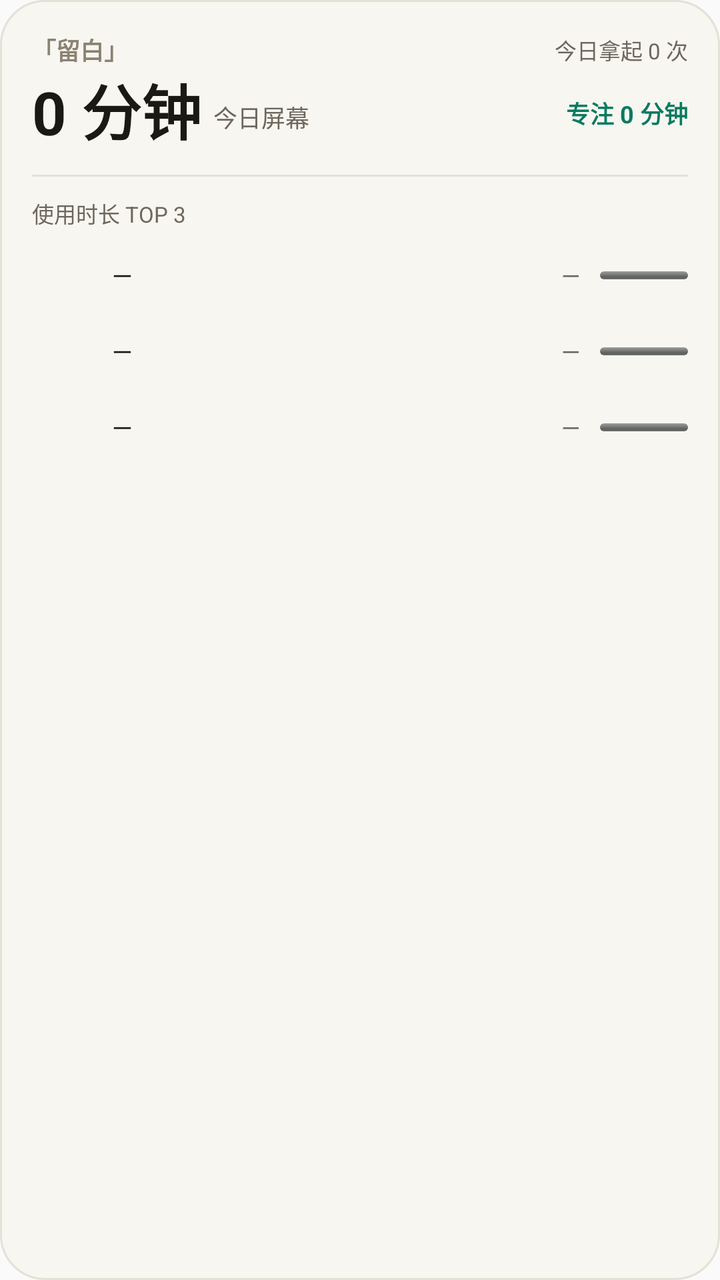
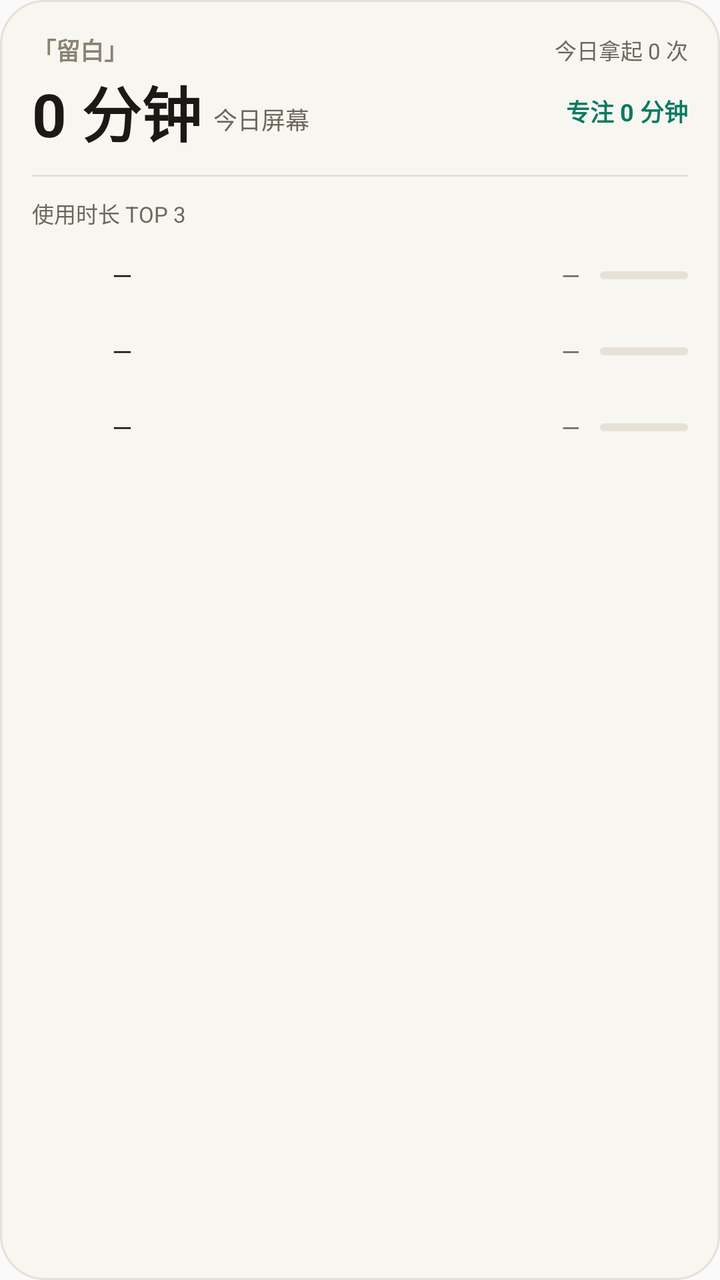

Two renders of the same Android screen: before a commit and after it. Below are the layout's source before the change and the commit's diff.
<!-- AndroidManifest.xml: application theme Theme.Liubai -->
<!-- res/layout/widget_large.xml -->
<?xml version="1.0" encoding="utf-8"?>
<LinearLayout xmlns:android="http://schemas.android.com/apk/res/android"
    android:id="@android:id/background"
    android:layout_width="match_parent"
    android:layout_height="match_parent"
    android:orientation="vertical"
    android:padding="16dp"
    android:background="@drawable/widget_bg">

    
    <LinearLayout
        android:layout_width="match_parent"
        android:layout_height="wrap_content"
        android:orientation="horizontal"
        android:gravity="center_vertical">

        <TextView
            android:layout_width="wrap_content"
            android:layout_height="wrap_content"
            android:text="「留白」"
            android:textSize="12sp"
            android:textStyle="bold"
            android:textColor="#8A8272" />

        <View
            android:layout_width="0dp"
            android:layout_height="1dp"
            android:layout_weight="1" />

        <TextView
            android:id="@+id/widget_pickup"
            android:layout_width="wrap_content"
            android:layout_height="wrap_content"
            android:text="今日拿起 0 次"
            android:textSize="11sp"
            android:textColor="#6E675C" />
    </LinearLayout>

    
    <LinearLayout
        android:layout_width="match_parent"
        android:layout_height="wrap_content"
        android:orientation="horizontal"
        android:baselineAligned="true"
        android:gravity="bottom">

        <TextView
            android:id="@+id/widget_screen"
            android:layout_width="wrap_content"
            android:layout_height="wrap_content"
            android:text="0 分钟"
            android:textSize="30sp"
            android:textStyle="bold"
            android:textColor="#1B1915" />

        <TextView
            android:layout_width="wrap_content"
            android:layout_height="wrap_content"
            android:layout_marginStart="6dp"
            android:layout_marginBottom="4dp"
            android:text="今日屏幕"
            android:textSize="12sp"
            android:textColor="#6E675C" />

        <View
            android:layout_width="0dp"
            android:layout_height="1dp"
            android:layout_weight="1" />

        <TextView
            android:id="@+id/widget_focus"
            android:layout_width="wrap_content"
            android:layout_height="wrap_content"
            android:layout_marginBottom="6dp"
            android:text="专注 0 分钟"
            android:textSize="12sp"
            android:textStyle="bold"
            android:textColor="#0A7A61" />
    </LinearLayout>

    <View
        android:layout_width="match_parent"
        android:layout_height="1dp"
        android:layout_marginVertical="10dp"
        android:background="#E6E1D6" />

    <TextView
        android:layout_width="wrap_content"
        android:layout_height="wrap_content"
        android:text="使用时长 TOP 3"
        android:textSize="11sp"
        android:textColor="#6E675C" />

    
    <LinearLayout
        android:id="@+id/top_row_1"
        android:layout_width="match_parent"
        android:layout_height="wrap_content"
        android:layout_marginTop="8dp"
        android:orientation="horizontal"
        android:gravity="center_vertical">

        <ImageView
            android:id="@+id/top_icon_1"
            android:layout_width="30dp"
            android:layout_height="30dp"
            android:layout_marginEnd="10dp"
            android:contentDescription="应用图标" />

        <TextView
            android:id="@+id/top_name_1"
            android:layout_width="0dp"
            android:layout_height="wrap_content"
            android:layout_weight="1"
            android:ellipsize="end"
            android:maxLines="1"
            android:text="—"
            android:textSize="13sp"
            android:textColor="#1B1915" />

        <TextView
            android:id="@+id/top_time_1"
            android:layout_width="wrap_content"
            android:layout_height="wrap_content"
            android:layout_marginEnd="10dp"
            android:text="—"
            android:textSize="12sp"
            android:textColor="#6E675C" />

        <ProgressBar
            android:id="@+id/top_bar_1"
            style="@android:style/Widget.ProgressBar.Horizontal"
            android:layout_width="44dp"
            android:layout_height="4dp"
            android:max="100"
            android:progress="0"
            android:progressTint="#0A7A61" />
    </LinearLayout>

    
    <LinearLayout
        android:id="@+id/top_row_2"
        android:layout_width="match_parent"
        android:layout_height="wrap_content"
        android:layout_marginTop="8dp"
        android:orientation="horizontal"
        android:gravity="center_vertical">

        <ImageView
            android:id="@+id/top_icon_2"
            android:layout_width="30dp"
            android:layout_height="30dp"
            android:layout_marginEnd="10dp"
            android:contentDescription="应用图标" />

        <TextView
            android:id="@+id/top_name_2"
            android:layout_width="0dp"
            android:layout_height="wrap_content"
            android:layout_weight="1"
            android:ellipsize="end"
            android:maxLines="1"
            android:text="—"
            android:textSize="13sp"
            android:textColor="#1B1915" />

        <TextView
            android:id="@+id/top_time_2"
            android:layout_width="wrap_content"
            android:layout_height="wrap_content"
            android:layout_marginEnd="10dp"
            android:text="—"
            android:textSize="12sp"
            android:textColor="#6E675C" />

        <ProgressBar
            android:id="@+id/top_bar_2"
            style="@android:style/Widget.ProgressBar.Horizontal"
            android:layout_width="44dp"
            android:layout_height="4dp"
            android:max="100"
            android:progress="0"
            android:progressTint="#C4BFB2" />
    </LinearLayout>

    
    <LinearLayout
        android:id="@+id/top_row_3"
        android:layout_width="match_parent"
        android:layout_height="wrap_content"
        android:layout_marginTop="8dp"
        android:orientation="horizontal"
        android:gravity="center_vertical">

        <ImageView
            android:id="@+id/top_icon_3"
            android:layout_width="30dp"
            android:layout_height="30dp"
            android:layout_marginEnd="10dp"
            android:contentDescription="应用图标" />

        <TextView
            android:id="@+id/top_name_3"
            android:layout_width="0dp"
            android:layout_height="wrap_content"
            android:layout_weight="1"
            android:ellipsize="end"
            android:maxLines="1"
            android:text="—"
            android:textSize="13sp"
            android:textColor="#1B1915" />

        <TextView
            android:id="@+id/top_time_3"
            android:layout_width="wrap_content"
            android:layout_height="wrap_content"
            android:layout_marginEnd="10dp"
            android:text="—"
            android:textSize="12sp"
            android:textColor="#6E675C" />

        <ProgressBar
            android:id="@+id/top_bar_3"
            style="@android:style/Widget.ProgressBar.Horizontal"
            android:layout_width="44dp"
            android:layout_height="4dp"
            android:max="100"
            android:progress="0"
            android:progressTint="#C4BFB2" />
    </LinearLayout>

    
    <TextView
        android:id="@+id/top_empty"
        android:layout_width="match_parent"
        android:layout_height="0dp"
        android:layout_weight="1"
        android:gravity="center"
        android:text="开启「使用情况访问」后，这里显示今日耗时最多的三个应用"
        android:textSize="11sp"
        android:textColor="#8A8272"
        android:visibility="gone" />
</LinearLayout>
<!-- resources referenced by this layout -->
<resources>
  <!-- drawable widget_bg (drawable) -->
  <?xml version="1.0" encoding="utf-8"?>
  <shape xmlns:android="http://schemas.android.com/apk/res/android" android:shape="rectangle">
      <solid android:color="#F8F6F1" />
      <corners android:radius="22dp" />
      <stroke android:width="1dp" android:color="#E6E1D6" />
  </shape>
  <style name="Theme.Liubai" parent="android:Theme.Material.Light.NoActionBar">
          <item name="android:statusBarColor">@android:color/transparent</item>
          <item name="android:windowLightStatusBar">true</item>
          <item name="android:navigationBarColor">@android:color/transparent</item>
      </style>
</resources>

<!-- the commit's change to res/layout/widget_large.xml (unified diff, before → after) -->
@@ -41,8 +41,7 @@
         android:layout_width="match_parent"
         android:layout_height="wrap_content"
         android:orientation="horizontal"
-        android:baselineAligned="true"
-        android:gravity="bottom">
+        android:gravity="center_vertical">
 
         <TextView
             android:id="@+id/widget_screen"
@@ -57,7 +56,7 @@
             android:layout_width="wrap_content"
             android:layout_height="wrap_content"
             android:layout_marginStart="6dp"
-            android:layout_marginBottom="4dp"
+            android:layout_marginTop="4dp"
             android:text="今日屏幕"
             android:textSize="12sp"
             android:textColor="#6E675C" />
@@ -71,7 +70,6 @@
             android:id="@+id/widget_focus"
             android:layout_width="wrap_content"
             android:layout_height="wrap_content"
-            android:layout_marginBottom="6dp"
             android:text="专注 0 分钟"
             android:textSize="12sp"
             android:textStyle="bold"
@@ -81,7 +79,8 @@
     <View
         android:layout_width="match_parent"
         android:layout_height="1dp"
-        android:layout_marginVertical="10dp"
+        android:layout_marginTop="10dp"
+        android:layout_marginBottom="10dp"
         android:background="#E6E1D6" />
 
     <TextView
@@ -112,7 +111,6 @@
             android:layout_width="0dp"
             android:layout_height="wrap_content"
             android:layout_weight="1"
-            android:ellipsize="end"
             android:maxLines="1"
             android:text="—"
             android:textSize="13sp"
@@ -127,14 +125,12 @@
             android:textSize="12sp"
             android:textColor="#6E675C" />
 
-        <ProgressBar
+        <ImageView
             android:id="@+id/top_bar_1"
-            style="@android:style/Widget.ProgressBar.Horizontal"
             android:layout_width="44dp"
             android:layout_height="4dp"
-            android:max="100"
-            android:progress="0"
-            android:progressTint="#0A7A61" />
+            android:src="@drawable/widget_bar_green"
+            android:contentDescription="相对耗时" />
     </LinearLayout>
 
     
@@ -158,7 +154,6 @@
             android:layout_width="0dp"
             android:layout_height="wrap_content"
             android:layout_weight="1"
-            android:ellipsize="end"
             android:maxLines="1"
             android:text="—"
             android:textSize="13sp"
@@ -173,14 +168,12 @@
             android:textSize="12sp"
             android:textColor="#6E675C" />
 
-        <ProgressBar
+        <ImageView
             android:id="@+id/top_bar_2"
-            style="@android:style/Widget.ProgressBar.Horizontal"
             android:layout_width="44dp"
             android:layout_height="4dp"
-            android:max="100"
-            android:progress="0"
-            android:progressTint="#C4BFB2" />
+            android:src="@drawable/widget_bar_gray"
+            android:contentDescription="相对耗时" />
     </LinearLayout>
 
     
@@ -204,7 +197,6 @@
             android:layout_width="0dp"
             android:layout_height="wrap_content"
             android:layout_weight="1"
-            android:ellipsize="end"
             android:maxLines="1"
             android:text="—"
             android:textSize="13sp"
@@ -219,14 +211,12 @@
             android:textSize="12sp"
             android:textColor="#6E675C" />
 
-        <ProgressBar
+        <ImageView
             android:id="@+id/top_bar_3"
-            style="@android:style/Widget.ProgressBar.Horizontal"
             android:layout_width="44dp"
             android:layout_height="4dp"
-            android:max="100"
-            android:progress="0"
-            android:progressTint="#C4BFB2" />
+            android:src="@drawable/widget_bar_gray"
+            android:contentDescription="相对耗时" />
     </LinearLayout>
 
     
<!-- resource entries referenced after the edit -->
@@ -1,5 +1,45 @@
 <!-- resources referenced by this layout -->
 <resources>
+  <!-- drawable widget_bar_gray (drawable) -->
+  <?xml version="1.0" encoding="utf-8"?>
+  <layer-list xmlns:android="http://schemas.android.com/apk/res/android">
+      <item>
+          <shape android:shape="rectangle">
+              <solid android:color="#E6E1D6" />
+              <corners android:radius="2dp" />
+          </shape>
+      </item>
+      <item>
+          <clip
+              android:clipOrientation="horizontal"
+              android:gravity="left">
+              <shape android:shape="rectangle">
+                  <solid android:color="#C4BFB2" />
+                  <corners android:radius="2dp" />
+              </shape>
+          </clip>
+      </item>
+  </layer-list>
+  <!-- drawable widget_bar_green (drawable) -->
+  <?xml version="1.0" encoding="utf-8"?>
+  <layer-list xmlns:android="http://schemas.android.com/apk/res/android">
+      <item>
+          <shape android:shape="rectangle">
+              <solid android:color="#E6E1D6" />
+              <corners android:radius="2dp" />
+          </shape>
+      </item>
+      <item>
+          <clip
+              android:clipOrientation="horizontal"
+              android:gravity="left">
+              <shape android:shape="rectangle">
+                  <solid android:color="#0A7A61" />
+                  <corners android:radius="2dp" />
+              </shape>
+          </clip>
+      </item>
+  </layer-list>
   <!-- drawable widget_bg (drawable) -->
   <?xml version="1.0" encoding="utf-8"?>
   <shape xmlns:android="http://schemas.android.com/apk/res/android" android:shape="rectangle">
